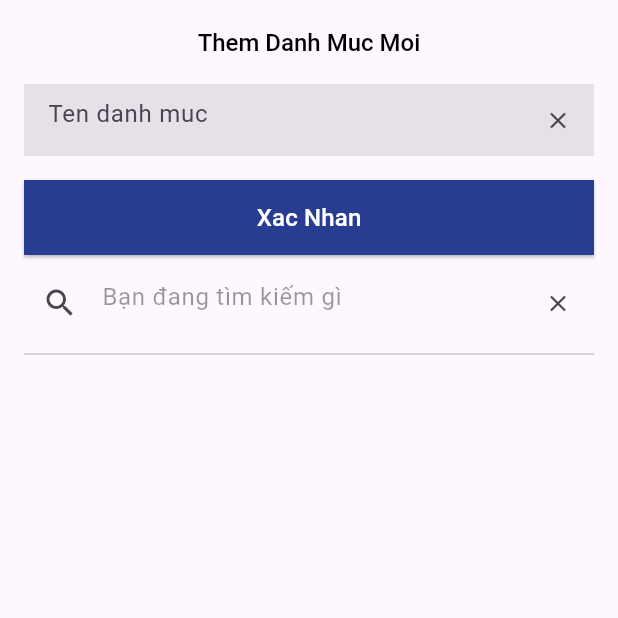
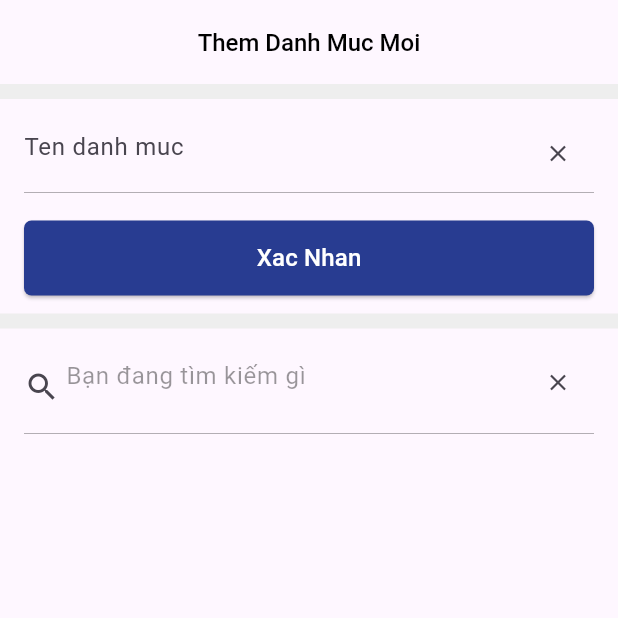
Before and after one commit to ShinKanShen/Stock-App-Api-TT, a Flutter app: the ThemDanhMucScreen screen opened by its route, on a phone screen of 412 x 824 dp, the top half of it. Run offline on Flutter 3.47's test engine with Material 3 defaults, Android fonts, the phone set to English and light mode, and no system bars; our stand-ins replace dio, flutter_svg, go_router, persistent_bottom_nav_bar; network calls fail.

Commit message:
dieu chinh giao dien va chuyen trang

```diff
--- a/lib/main_menu.dart
+++ b/lib/main_menu.dart
@@ -31,7 +31,8 @@ class _MainMenuState extends State<MainMenu> {
   @override
   Widget build(BuildContext context) {
     return Scaffold(
-      endDrawer: const EndDrawerMenu(),
+      // appBar: AppBar(),
+      // endDrawer: const EndDrawerMenu(),
       //resizeToAvoidBottomInset: false,
       backgroundColor: Colors.white,
       body: PersistentTabView(
--- a/lib/screen/them_danh_muc_screen.dart
+++ b/lib/screen/them_danh_muc_screen.dart
@@ -1,6 +1,8 @@
 import 'package:flutter/material.dart';
+import 'package:go_router/go_router.dart';
 import 'package:provider/provider.dart';
 import 'package:stock_app/model/provider/app_provider.dart';
+import 'package:stock_app/route/router_name_constant.dart';
 
 import '../widget/list_view/them_danh_muc/them_danh_muc_listview.dart';
 
@@ -34,8 +36,17 @@ class _ThemDanhMucScreenState extends State<ThemDanhMucScreen> {
         ),
         centerTitle: true,
       ),
-      body: Container(
-        margin: const EdgeInsets.only(left: 16, right: 16),
+      //backgroundColor: const Color.fromRGBO(238, 238, 238, 1),
+      body: Column(
+        children: [
+          Container(
+            height: 10,
+            width: double.infinity,
+            color: const Color.fromRGBO(238, 238, 238, 1),
+          ),
+          Container(
+            padding:
+                const EdgeInsets.only(left: 16, right: 16, top: 12, bottom: 12),
             child: Column(
               children: [
                 TextField(
@@ -49,7 +60,7 @@ class _ThemDanhMucScreenState extends State<ThemDanhMucScreen> {
                             Icons.clear,
                             size: 18,
                           )),
-                  filled: true,
+                      //filled: true,
                       enabledBorder: InputBorder.none,
                       hintText: 'Ten danh muc',
                       hintStyle: const TextStyle(),
@@ -59,6 +70,11 @@ class _ThemDanhMucScreenState extends State<ThemDanhMucScreen> {
                             style: BorderStyle.solid,
                             width: 0.5,
                           ))),
+                ),
+                const Divider(
+                  thickness: 0.2,
+                  height: 5,
+                  color: Colors.black,
                 ),
                 const SizedBox(
                   height: 16,
@@ -75,6 +91,7 @@ class _ThemDanhMucScreenState extends State<ThemDanhMucScreen> {
                         _appProvider.addDataForSort();
                         if (_appProvider
                             .findDanhMucItem(textEditingController.text)) {
+                          context.pushNamed(MyAppRouterName.thitruong);
                           textEditingController.clear();
                           _appProvider.setDefaultItem();
                           _appProvider.clearSelectenList();
@@ -88,15 +105,28 @@ class _ThemDanhMucScreenState extends State<ThemDanhMucScreen> {
                         backgroundColor: const Color.fromRGBO(40, 60, 145, 1),
                         foregroundColor: Colors.white,
                         shape: RoundedRectangleBorder(
-                        borderRadius: BorderRadius.circular(0))),
+                            borderRadius: BorderRadius.circular(5))),
                     child: const Text('Xac Nhan',
                         style: TextStyle(color: Colors.white, fontSize: 16))),
-            const SizedBox(
-              height: 8,
+              ],
             ),
+          ),
+          Container(
+            height: 10,
+            width: double.infinity,
+            color: const Color.fromRGBO(238, 238, 238, 1),
+          ),
+          Expanded(
+            child: Container(
+              padding: const EdgeInsets.only(
+                  left: 16, right: 16, top: 12, bottom: 12),
+              child: Column(
+                children: [
                   TextField(
                       decoration: InputDecoration(
                           hintText: "Bạn đang tìm kiếm gì",
+                          prefixIconConstraints:
+                              const BoxConstraints(maxHeight: 18, maxWidth: 30),
                           suffixIcon: IconButton(
                               onPressed: () {
                                 textEditingController.clear();
@@ -105,12 +135,14 @@ class _ThemDanhMucScreenState extends State<ThemDanhMucScreen> {
                                 Icons.clear,
                                 size: 18,
                               )),
-                    hintStyle:
-                        const TextStyle(color: Color.fromRGBO(0, 0, 0, 0.4)),
+                          hintStyle: const TextStyle(
+                              color: Color.fromRGBO(0, 0, 0, 0.4)),
                           prefixIcon: const Icon(
                             Icons.search,
                             size: 24,
                           ),
+                          // contentPadding: const EdgeInsets.only(
+                          //     top: 8, bottom: 8, left: 0, right: 0),
                           enabledBorder: InputBorder.none)),
                   const Divider(
                     thickness: 0.2,
@@ -121,6 +153,9 @@ class _ThemDanhMucScreenState extends State<ThemDanhMucScreen> {
                 ],
               ),
             ),
+          ),
+        ],
+      ),
     );
   }
 }
--- a/lib/screen/thi_truong_screen.dart
+++ b/lib/screen/thi_truong_screen.dart
@@ -45,7 +45,7 @@ class _ThiTruongScreenState extends State<ThiTruongScreen> {
           Container(
             margin: const EdgeInsets.only(left: 16),
             child: SizedBox(
-              height: 35,
+              height: 40,
               child: Row(
                   // button plus
                   children: [
@@ -119,7 +119,7 @@ class _ThiTruongScreenState extends State<ThiTruongScreen> {
             height: 16,
           ),
           Container(
-            height: 35,
+            height: 40,
             margin: const EdgeInsets.only(top: 4, bottom: 16, left: 16),
             child: Row(
               crossAxisAlignment: CrossAxisAlignment.start,
```
Also changed, not shown: lib/app.dart (+6 -3 lines), lib/model/api/chung_khoan/data_chung_khoan.dart (+11 -13 lines), lib/widget/button/danh_muc_button.dart (+5 -4 lines), lib/widget/them_sua_xoa_danh_muc/them_sua_xoa_danh_muc.dart (+32 -10 lines). Lines whose indentation alone changed are shown as unchanged.
